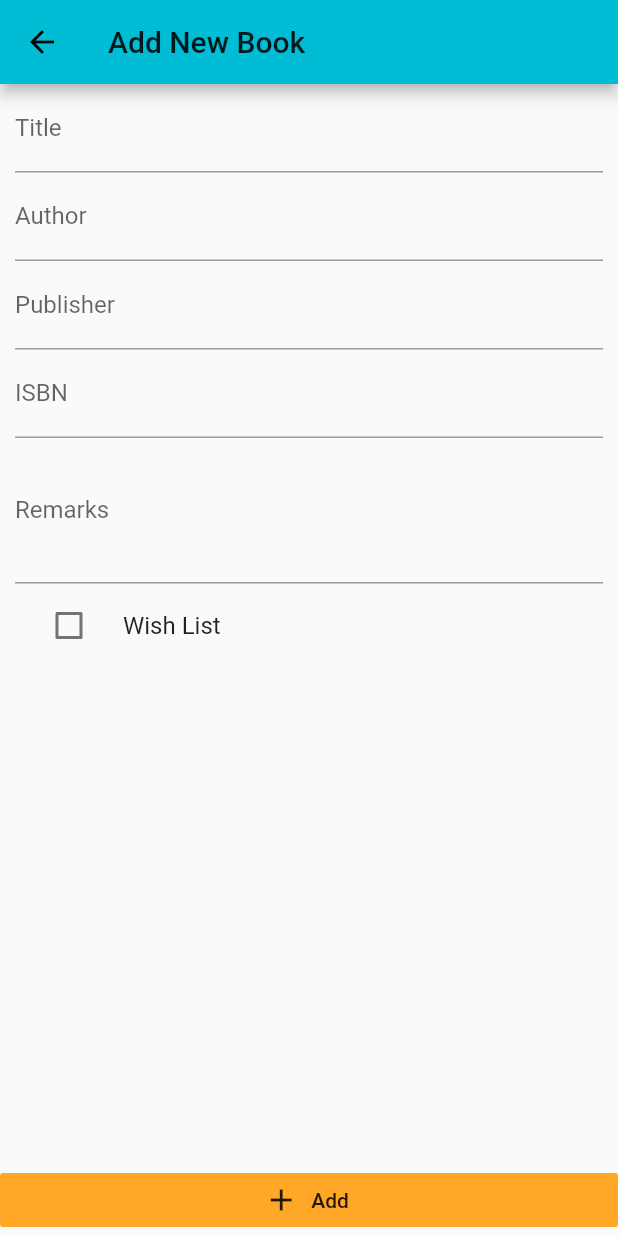
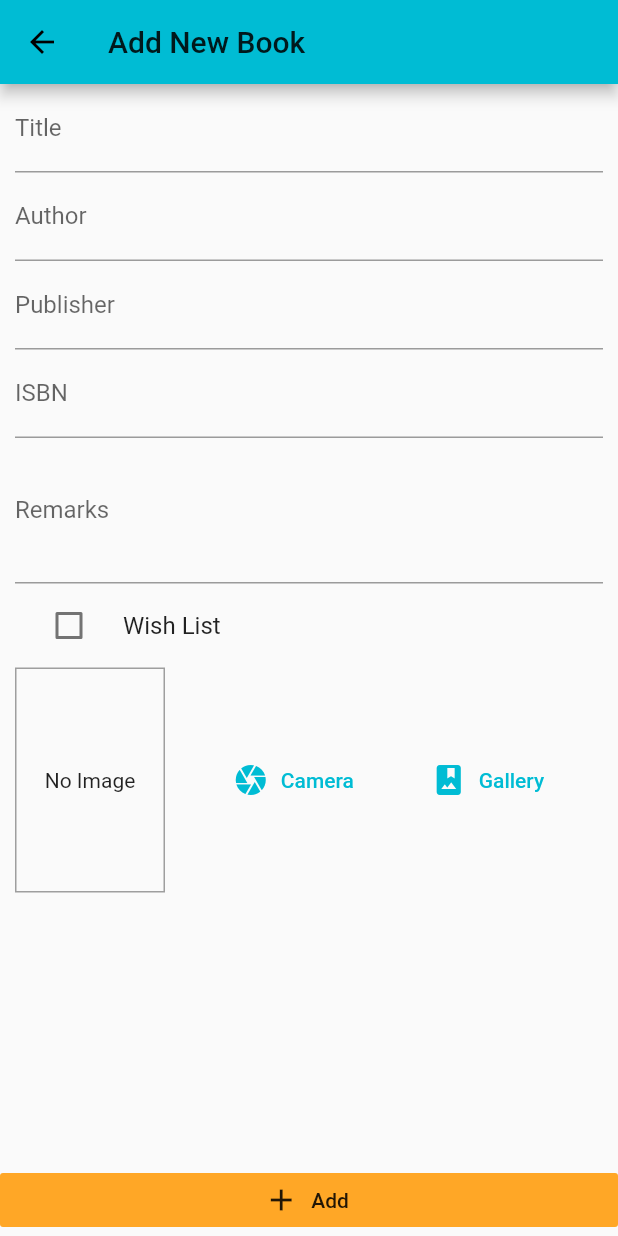
Before and after one commit to badaaif/flutter_my_library, a Flutter app: the screen it shows after launch, after a tap on the "add" icon, on a phone screen of 412 x 824 dp. Run offline on Flutter 3.47's test engine with Material 2 defaults, Android fonts, the phone set to English and light mode, and no system bars; our stand-ins replace image_picker, sqflite; accounts and stored records are empty.

Commit message:
Update Books grid

```diff
--- a/lib/helpers/db_helper.dart
+++ b/lib/helpers/db_helper.dart
@@ -10,7 +10,7 @@ class DBHelper {
     return sql.openDatabase(path.join(dbPath, 'books.db'),
         onCreate: (db, version) {
       return db.execute(
-          'CREATE TABLE user_books(id TEXT PRIMARY KEY, title TEXT, author TEXT, publisher TEXT, isbn TEXT, remarks TEXT, favorite INTEGER, lent INTEGER, lend_to TEXT, wish_list INTEGER)');
+          'CREATE TABLE user_books(id TEXT PRIMARY KEY, title TEXT, author TEXT, publisher TEXT, isbn TEXT, remarks TEXT, favorite INTEGER, lent INTEGER, lend_to TEXT, wish_list INTEGER, image TEXT)');
     }, version: 1);
   }
 
--- a/lib/providers/book.dart
+++ b/lib/providers/book.dart
@@ -1,3 +1,4 @@
+import 'dart:io';
 import 'package:flutter/foundation.dart';
 
 import '../helpers/db_helper.dart';
@@ -13,6 +14,7 @@ class Book with ChangeNotifier {
   bool isLent;
   String lendTo;
   bool isWishList;
+  File image;
 
   Book({
     @required this.id,
@@ -25,6 +27,7 @@ class Book with ChangeNotifier {
     this.isLent = false,
     this.lendTo = '',
     this.isWishList,
+    this.image,
   });
 
  Future<void> toggleFavorite() async{
--- a/lib/providers/books.dart
+++ b/lib/providers/books.dart
@@ -1,3 +1,5 @@
+import 'dart:io';
+
 import 'package:flutter/material.dart';
 import 'package:uuid/uuid.dart';
 
@@ -44,6 +46,7 @@ class Books with ChangeNotifier {
     String isbn,
     String remarks,
     bool isWishList,
+    File image,
   ) async {
     final newBook = Book(
       id: Uuid().v1(),
@@ -53,6 +56,7 @@ class Books with ChangeNotifier {
       isbn: isbn,
       remarks: remarks,
       isWishList: isWishList,
+      image: image,
     );
     _items.add(newBook);
     notifyListeners();
@@ -63,7 +67,8 @@ class Books with ChangeNotifier {
       'publisher': newBook.publisher,
       'isbn': newBook.isbn,
       'remarks': newBook.remarks,
-      'wish_list' : newBook.isWishList,
+      'wish_list': newBook.isWishList,
+      'image': newBook.image == null ? '' : newBook.image.path,
     });
   }
 
@@ -81,7 +86,6 @@ class Books with ChangeNotifier {
             isFavorite: item['favorite'] == null
                 ? false
                 : (item['favorite'] == 1 ? true : false),
-
             isLent: item['lent'] == null
                 ? false
                 : (item['lent'] == 1 ? true : false),
@@ -89,6 +93,7 @@ class Books with ChangeNotifier {
             isWishList: item['wish_list'] == null
                 ? false
                 : (item['wish_list'] == 1 ? true : false),
+            image: item['image'].toString().isEmpty ? null : File(item['image']),
           ),
         )
         .toList();
--- a/lib/screens/add_book_screen.dart
+++ b/lib/screens/add_book_screen.dart
@@ -1,9 +1,12 @@
+import 'dart:io';
+
 import 'package:flutter/material.dart';
 import 'package:flutter/rendering.dart';
 import 'package:provider/provider.dart';
 
 import '../providers/book.dart';
 import '../providers/books.dart';
+import '../widgets/image_input.dart';
 
 class AddBookScreen extends StatefulWidget {
   static const route = '/add-place';
@@ -21,7 +24,12 @@ class _AddBookScreenState extends State<AddBookScreen> {
     isbn: '',
     remarks: '',
     isWishList: false,
+    image: null,
   );
+
+  void _selectImage(File pickedImage) {
+    _book.image = pickedImage;
+  }
 
   Future<void> _saveForm() async {
     final isValid = _form.currentState.validate();
@@ -35,7 +43,9 @@ class _AddBookScreenState extends State<AddBookScreen> {
       _book.publisher,
       _book.isbn,
       _book.remarks,
-        _book.isWishList);
+      _book.isWishList,
+      _book.image,
+    );
 
     Navigator.of(context).pop();
   }
@@ -73,6 +83,7 @@ class _AddBookScreenState extends State<AddBookScreen> {
                             isbn: _book.isbn,
                             remarks: _book.remarks,
                             isWishList: _book.isWishList,
+                            image: _book.image,
                           );
                         },
                       ),
@@ -87,6 +98,7 @@ class _AddBookScreenState extends State<AddBookScreen> {
                             isbn: _book.isbn,
                             remarks: _book.remarks,
                             isWishList: _book.isWishList,
+                            image: _book.image,
                           );
                         },
                       ),
@@ -101,6 +113,7 @@ class _AddBookScreenState extends State<AddBookScreen> {
                             isbn: _book.isbn,
                             remarks: _book.remarks,
                             isWishList: _book.isWishList,
+                            image: _book.image,
                           );
                         },
                       ),
@@ -115,6 +128,7 @@ class _AddBookScreenState extends State<AddBookScreen> {
                             isbn: value,
                             remarks: _book.remarks,
                             isWishList: _book.isWishList,
+                            image: _book.image,
                           );
                         },
                       ),
@@ -131,6 +145,7 @@ class _AddBookScreenState extends State<AddBookScreen> {
                             isbn: _book.isbn,
                             remarks: value,
                             isWishList: _book.isWishList,
+                            image: _book.image,
                           );
                         },
                       ),
@@ -147,11 +162,13 @@ class _AddBookScreenState extends State<AddBookScreen> {
                               isbn: _book.isbn,
                               remarks: _book.remarks,
                               isWishList: value,
+                              image: _book.image,
                             );
                           });
                         },
                         controlAffinity: ListTileControlAffinity.leading,
-                        )
+                      ),
+                      ImageInput(_selectImage),
                     ],
                   ),
                 ),
@@ -173,6 +190,7 @@ class _AddBookScreenState extends State<AddBookScreen> {
             ),
           ),
         ],
-        ));
+      ),
+    );
   }
 }
--- a/lib/screens/books_list_screen.dart
+++ b/lib/screens/books_list_screen.dart
@@ -1,10 +1,11 @@
 import 'package:flutter/material.dart';
+import 'package:my_library/widgets/filter_popup_menu.dart';
 import 'package:provider/provider.dart';
 
 import '../providers/books.dart';
-import '../providers/book.dart';
-import './book_detail_screen.dart';
-import '../widgets/book_item.dart';
+import '../widgets/books_gridview.dart';
+import '../widgets/filter_popup_menu.dart';
+import '../models/filter_options.dart';
 
 class BooksListScreen extends StatefulWidget {
   static const route = '/books-list';
@@ -15,14 +16,16 @@ class BooksListScreen extends StatefulWidget {
 
 class _BooksListScreenState extends State<BooksListScreen> {
   final _searchController = TextEditingController();
-  String filter;
+  String _textFilter;
+  FilterOptions _selectedFilter;
 
   @override
   void initState() {
     super.initState();
+    _selectedFilter = FilterOptions.All;
     _searchController.addListener(() {
       setState(() {
-        filter = _searchController.text;
+        _textFilter = _searchController.text;
       });
     });
   }
@@ -33,33 +36,63 @@ class _BooksListScreenState extends State<BooksListScreen> {
     _searchController.dispose();
   }
 
-  ListView _getListView(Books data) {
+
+
+  void _setFilter(FilterOptions filter) {
+    setState(() {
+      _selectedFilter = filter;
+    });
+  }
+
+  Widget _getGridView(Books data) {
     var books = data.myBooks;
-    if (filter != null && filter.isEmpty == false) {
+    if (_textFilter != null && _textFilter.isEmpty == false) {
+      if (_selectedFilter == FilterOptions.Title) {
         books = books.where((item) {
-        if (item.title.toLowerCase().contains(filter.toLowerCase()) ||
-            item.author.toLowerCase().contains(filter.toLowerCase()) ||
-            item.publisher.toLowerCase().contains(filter.toLowerCase())) {
+          if (item.title.toLowerCase().contains(_textFilter.toLowerCase())) {
+            return true;
+          }
+          return false;
+        }).toList();
+      } else if (_selectedFilter == FilterOptions.Author) {
+        books = books.where((item) {
+          if (item.author.toLowerCase().contains(_textFilter.toLowerCase())) {
+            return true;
+          }
+          return false;
+        }).toList();
+      } else if (_selectedFilter == FilterOptions.Publisher) {
+        books = books.where((item) {
+          if (item.publisher
+              .toLowerCase()
+              .contains(_textFilter.toLowerCase())) {
+            return true;
+          }
+          return false;
+        }).toList();
+      } else if (_selectedFilter == FilterOptions.LentTo) {
+        books = books.where((item) {
+          if (item.lendTo != null && item.lendTo.toLowerCase().contains(_textFilter.toLowerCase()) &&
+              item.isLent) {
+            return true;
+          }
+          return false;
+        }).toList();
+      } else {
+        books = books.where((item) {
+          if (item.title.toLowerCase().contains(_textFilter.toLowerCase()) ||
+              item.author.toLowerCase().contains(_textFilter.toLowerCase()) ||
+              item.publisher
+                  .toLowerCase()
+                  .contains(_textFilter.toLowerCase())) {
             return true;
           }
           return false;
         }).toList();
       }
-    return ListView.builder(
-      itemCount: books.length,
-      itemBuilder: (ctx, i) => Column(
-        children: <Widget>[
-          BookItem(
-            books[i].id,
-            books[i].title,
-            books[i].author,
-            books[i].isFavorite,
-            books[i].isLent,
-          ),
-
-        ],
-      ),
-    );
+    }
+    //if(books == null) books = [];
+    return BooksGridView(books);
   }
 
   @override
@@ -67,20 +100,26 @@ class _BooksListScreenState extends State<BooksListScreen> {
     //final booksData = Provider.of<Books>(context).items;
     return Column(
       children: <Widget>[
-       TextField(
+        Row(
+          children: <Widget>[
+            Expanded(
+              child: TextField(
                 decoration: InputDecoration(
                   labelText: 'Search',
                   prefixIcon: Icon(Icons.search),
                 ),
                 controller: _searchController,
               ),
-
+            ),
+            FilterPopUpMenu(_setFilter)
+          ],
+        ),
         Divider(
           height: 5,
         ),
         Expanded(
           child: Consumer<Books>(builder: (ctx, booksData, _) {
-            return _getListView(booksData);
+            return _getGridView(booksData);
           }),
         ),
       ],
--- a/lib/screens/navbar_screen.dart
+++ b/lib/screens/navbar_screen.dart
@@ -7,6 +7,7 @@ import './add_book_screen.dart';
 import './wish_list_books_screen.dart';
 import './favorites_books_screen.dart';
 import '../providers/books.dart';
+
 
 class NavBarScreen extends StatefulWidget {
   @override
@@ -20,6 +21,7 @@ class _NavBarScreenState extends State<NavBarScreen> {
     LentBooksScreen(),
     WishListBooksScreen(),
   ];
+
 
   int _selectedPageIndex = 0;
 
@@ -46,7 +48,7 @@ class _NavBarScreenState extends State<NavBarScreen> {
             onPressed: () {
               Navigator.of(context).pushNamed(AddBookScreen.route);
             },
-          )
+          ),
         ],
       ),
       body: Container(
--- /dev/null
+++ b/lib/widgets/books_gridview.dart
@@ -0,0 +1,26 @@
+import 'package:flutter/material.dart';
+
+import './book_item.dart';
+class BooksGridView extends StatelessWidget {
+  final books;
+
+  BooksGridView(this.books);
+  @override
+  Widget build(BuildContext context) {
+   return GridView.builder(
+      itemCount: books.length,
+      gridDelegate: SliverGridDelegateWithFixedCrossAxisCount(
+        crossAxisCount: 2,
+        childAspectRatio: 2.1 / 3,
+      ),
+      itemBuilder: (ctx, i) => BookItem(
+        books[i].id,
+        books[i].title,
+        books[i].author,
+        books[i].isFavorite,
+        books[i].isLent,
+        books[i].image,
+      ),
+    );
+  }
+}
--- /dev/null
+++ b/lib/widgets/image_input.dart
@@ -0,0 +1,87 @@
+import 'dart:io';
+
+import 'package:flutter/material.dart';
+import 'package:image_picker/image_picker.dart';
+import 'package:path/path.dart' as path;
+import 'package:path_provider/path_provider.dart' as syspath;
+
+class ImageInput extends StatefulWidget {
+  final Function onSelectImage;
+
+  ImageInput(this.onSelectImage);
+
+  @override
+  _ImageInputState createState() => _ImageInputState();
+}
+
+class _ImageInputState extends State<ImageInput> {
+  File _storedImage;
+
+  Future<void> _takePicture(ImageSource source) async {
+    final imageFile = await ImagePicker.pickImage(
+      source: source,
+      maxHeight: 600,
+    );
+    if (imageFile == null) {
+      return null;
+    }
+    setState(() {
+      _storedImage = imageFile;
+    });
+    final appDir = await syspath.getApplicationDocumentsDirectory();
+    final fileName = path.basename(imageFile.path);
+    final savedImage = await imageFile.copy('${appDir.path}/$fileName');
+    widget.onSelectImage(savedImage);
+  }
+
+  @override
+  Widget build(BuildContext context) {
+    return Row(
+      children: <Widget>[
+        Container(
+          width: 100,
+          height: 150,
+          decoration: BoxDecoration(
+            border: Border.all(
+              width: 1,
+              color: Colors.grey,
+            ),
+          ),
+          child: _storedImage != null
+              ? Image.file(
+                  _storedImage,
+                  fit: BoxFit.cover,
+                  width: double.infinity,
+                )
+              : Text(
+                  'No Image',
+                  textAlign: TextAlign.center,
+                ),
+          alignment: Alignment.center,
+        ),
+        SizedBox(
+          width: 10,
+        ),
+        Expanded(
+          child: Row(
+            mainAxisAlignment: MainAxisAlignment.spaceEvenly,
+            children: <Widget>[
+              FlatButton.icon(
+                icon: Icon(Icons.camera),
+                label: Text('Camera'),
+                textColor: Theme.of(context).primaryColor,
+                onPressed: () => _takePicture(ImageSource.camera),
+              ),
+              FlatButton.icon(
+                icon: Icon(Icons.photo_album),
+                label: Text('Gallery'),
+                textColor: Theme.of(context).primaryColor,
+                onPressed: () => _takePicture(ImageSource.gallery),
+              ),
+            ],
+          ),
+        ),
+      ],
+    );
+  }
+}
```
Also changed, not shown: lib/models/filter_options.dart (added, +7 -0 lines), lib/screens/book_detail_screen.dart (+36 -23 lines), lib/screens/favorites_books_screen.dart (+2 -13 lines), lib/widgets/book_item copy.dart (added, +97 -0 lines), lib/widgets/book_item.dart (+79 -50 lines), lib/widgets/filter_popup_menu.dart (added, +93 -0 lines), pubspec.yaml (+5 -3 lines), assets/images/book-cover-placeholder.png (added), assets/images/book-placeholder.png (added), pubspec.lock, 1 other file. Lines whose indentation alone changed are shown as unchanged.
